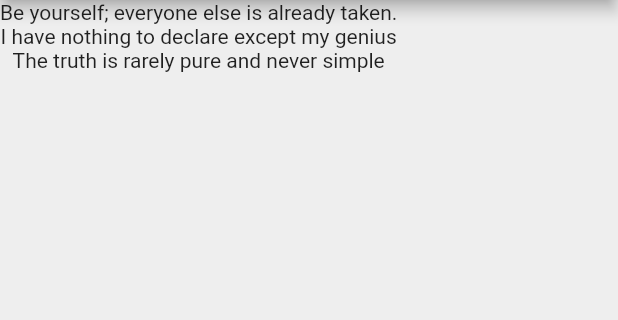
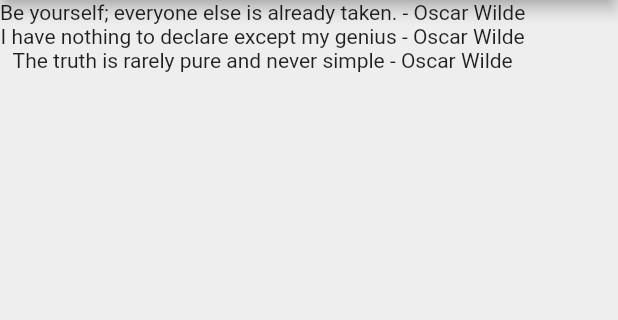
Before and after one commit to qarimbas/Flutter-Quotes, a Flutter app: the screen it shows after launch, on a phone screen of 412 x 824 dp, the part 84-404 px from its top. Run offline on Flutter 3.47's test engine with Material 2 defaults, Android fonts, the phone set to English and light mode, and no system bars.

Commit message:
Flutter Tutorial for Beginners #18 - Custom Classes

```diff
--- a/lib/main.dart
+++ b/lib/main.dart
@@ -1,4 +1,5 @@
 import 'package:flutter/material.dart';
+import 'quote.dart';
 
 void main() {
   runApp(MaterialApp(
@@ -12,10 +13,16 @@ class QuoteList extends StatefulWidget {
 }
 
 class _QuoteListState extends State<QuoteList> {
-  List<String> quotes = [
-    "Be yourself; everyone else is already taken.",
-    "I have nothing to declare except my genius",
-    "The truth is rarely pure and never simple"
+  List<Quote> quotes = [
+    Quote(
+        author: 'Oscar Wilde',
+        text: "Be yourself; everyone else is already taken."),
+    Quote(
+        author: 'Oscar Wilde',
+        text: "I have nothing to declare except my genius"),
+    Quote(
+        author: 'Oscar Wilde',
+        text: "The truth is rarely pure and never simple")
   ];
 
   @override
@@ -28,7 +35,9 @@ class _QuoteListState extends State<QuoteList> {
         backgroundColor: Colors.redAccent,
       ),
       body: Column(
-        children: quotes.map((quote) => Text(quote)).toList(),
+        children: quotes
+            .map((quote) => Text("${quote.text} - ${quote.author}"))
+            .toList(),
       ),
     );
   }
--- /dev/null
+++ b/lib/quote.dart
@@ -0,0 +1,6 @@
+class Quote {
+  String text;
+  String author;
+
+  Quote({this.text, this.author});
+}
```
